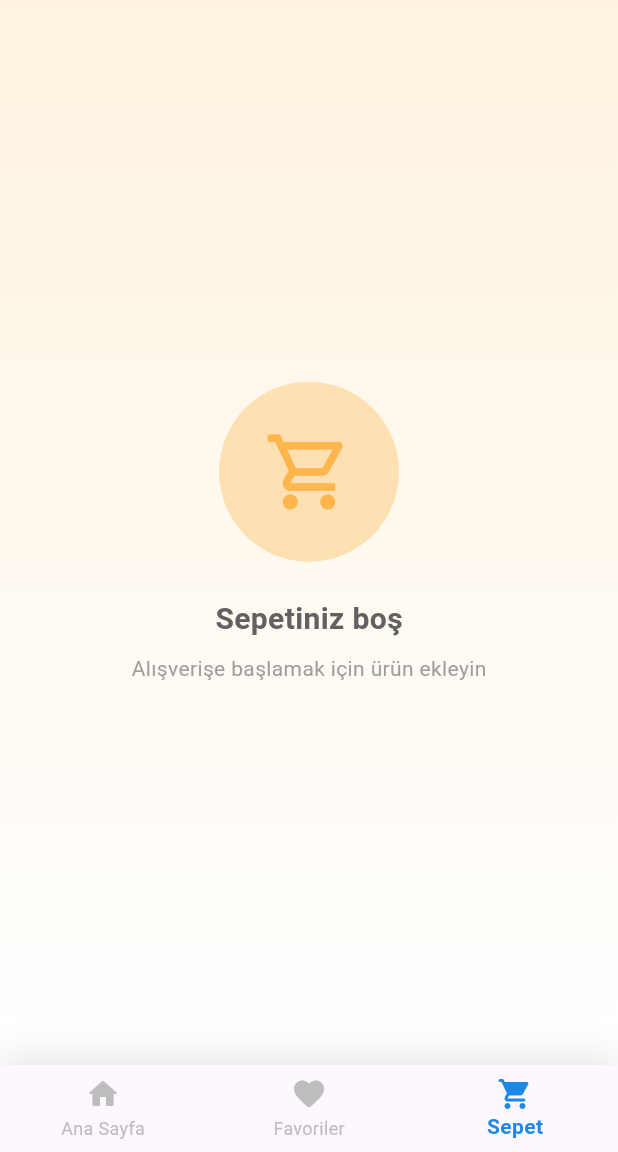
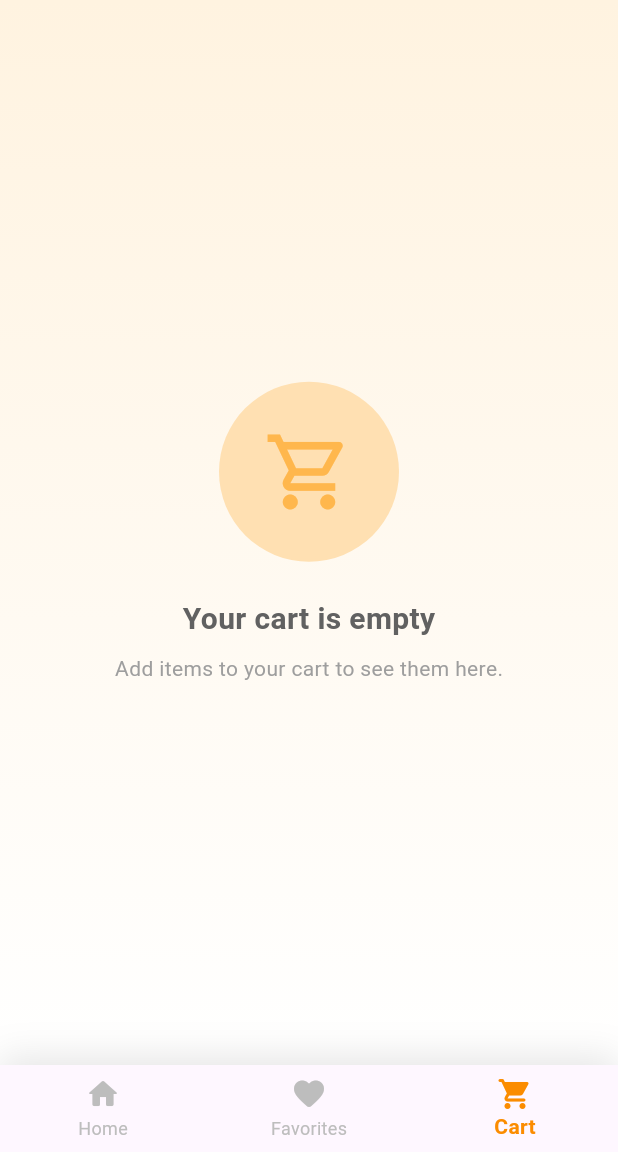
Before and after one commit to envertunasonmez/E-Commerce-App, a Flutter app: the screen it shows once a user with an empty profile is signed in, item 3 of the bottom bar chosen, on a phone screen of 412 x 824 dp, the part 84-1236 px from its top. Run offline on Flutter 3.47's test engine with Material 3 defaults, Android fonts, the phone set to English and light mode, and no system bars; our stand-ins replace firebase_auth, firebase_core, flutter_bloc, lottie; accounts and stored records are empty; network calls fail.

Commit message:
fix - text from turkish to english

```diff
--- a/lib/view/cart_view.dart
+++ b/lib/view/cart_view.dart
@@ -25,7 +25,6 @@ class CartView extends StatelessWidget {
             child: Column(
               mainAxisSize: MainAxisSize.min,
               children: [
-                // Lottie Animasyon
                 SizedBox(
                   width: 200,
                   height: 200,
@@ -36,7 +35,7 @@ class CartView extends StatelessWidget {
                 ),
                 const SizedBox(height: 16),
                 Text(
-                  "Satın Alma Başarılı!",
+                  "Purchase Successful!",
                   style: TextStyle(
                     fontSize: 24,
                     fontWeight: FontWeight.bold,
@@ -45,7 +44,7 @@ class CartView extends StatelessWidget {
                 ),
                 const SizedBox(height: 12),
                 Text(
-                  "Siparişiniz başarıyla oluşturuldu.",
+                  "Thank you for your purchase. Your order is being processed.",
                   textAlign: TextAlign.center,
                   style: TextStyle(fontSize: 15, color: Colors.grey.shade600),
                 ),
@@ -67,7 +66,7 @@ class CartView extends StatelessWidget {
                       ),
                     ),
                     child: const Text(
-                      "Tamam",
+                      "Continue Shopping",
                       style: TextStyle(
                         fontSize: 16,
                         fontWeight: FontWeight.w600,
@@ -115,7 +114,7 @@ class CartView extends StatelessWidget {
                   ),
                   const SizedBox(height: 24),
                   Text(
-                    "Sepetiniz boş",
+                    "Your cart is empty",
                     style: TextStyle(
                       fontSize: 20,
                       fontWeight: FontWeight.bold,
@@ -124,7 +123,7 @@ class CartView extends StatelessWidget {
                   ),
                   const SizedBox(height: 8),
                   Text(
-                    "Alışverişe başlamak için ürün ekleyin",
+                    "Add items to your cart to see them here.",
                     style: TextStyle(fontSize: 14, color: Colors.grey.shade500),
                   ),
                 ],
@@ -147,7 +146,6 @@ class CartView extends StatelessWidget {
           ),
           child: Column(
             children: [
-              // Header
               Padding(
                 padding: const EdgeInsets.all(24.0),
                 child: Row(
@@ -157,7 +155,7 @@ class CartView extends StatelessWidget {
                       crossAxisAlignment: CrossAxisAlignment.start,
                       children: [
                         Text(
-                          "Sepetim",
+                          "My Cart",
                           style: TextStyle(
                             fontSize: 28,
                             fontWeight: FontWeight.bold,
@@ -166,7 +164,7 @@ class CartView extends StatelessWidget {
                         ),
                         const SizedBox(height: 4),
                         Text(
-                          "${cart.length} ürün",
+                          "${cart.length} items",
                           style: TextStyle(
                             fontSize: 15,
                             color: Colors.grey.shade600,
@@ -177,7 +175,6 @@ class CartView extends StatelessWidget {
                   ],
                 ),
               ),
-              // Ürün listesi
               Expanded(
                 child: ListView.builder(
                   padding: const EdgeInsets.symmetric(horizontal: 16),
@@ -201,7 +198,6 @@ class CartView extends StatelessWidget {
                         padding: const EdgeInsets.all(12.0),
                         child: Row(
                           children: [
-                            // Ürün görseli
                             Container(
                               width: 80,
                               height: 80,
@@ -218,7 +214,6 @@ class CartView extends StatelessWidget {
                               ),
                             ),
                             const SizedBox(width: 12),
-                            // Ürün bilgileri
                             Expanded(
                               child: Column(
                                 crossAxisAlignment: CrossAxisAlignment.start,
@@ -254,7 +249,7 @@ class CartView extends StatelessWidget {
                                 ScaffoldMessenger.of(context).showSnackBar(
                                   SnackBar(
                                     content: Text(
-                                      "${product.title} sepetten çıkarıldı",
+                                      "${product.title} removed from cart",
                                     ),
                                     duration: const Duration(milliseconds: 800),
                                     backgroundColor: Colors.grey.shade700,
@@ -283,7 +278,6 @@ class CartView extends StatelessWidget {
                   },
                 ),
               ),
-              // Sepet özeti ve satın al
               Container(
                 width: double.infinity,
                 decoration: BoxDecoration(
@@ -304,12 +298,11 @@ class CartView extends StatelessWidget {
                   child: Column(
                     crossAxisAlignment: CrossAxisAlignment.stretch,
                     children: [
-                      // Ara toplam
                       Row(
                         mainAxisAlignment: MainAxisAlignment.spaceBetween,
                         children: [
                           Text(
-                            "Ara Toplam:",
+                            "Subtotal:",
                             style: TextStyle(
                               fontSize: 15,
                               color: Colors.grey.shade700,
@@ -331,7 +324,7 @@ class CartView extends StatelessWidget {
                         mainAxisAlignment: MainAxisAlignment.spaceBetween,
                         children: [
                           Text(
-                            "Kargo:",
+                            "Cargo:",
                             style: TextStyle(
                               fontSize: 15,
                               color: Colors.grey.shade700,
@@ -339,7 +332,7 @@ class CartView extends StatelessWidget {
                           ),
                           Text(
                             shipping == 0
-                                ? "Ücretsiz"
+                                ? "Free"
                                 : "\$${shipping.toStringAsFixed(2)}",
                             style: TextStyle(
                               fontSize: 15,
@@ -369,7 +362,7 @@ class CartView extends StatelessWidget {
                               const SizedBox(width: 8),
                               Expanded(
                                 child: Text(
-                                  "\$${(500 - subtotal).toStringAsFixed(2)} daha alışveriş yapın, kargo ücretsiz!",
+                                  "\$${(500 - subtotal).toStringAsFixed(2)} more to get free shipping!",
                                   style: TextStyle(
                                     fontSize: 12,
                                     color: Colors.orange.shade700,
@@ -388,12 +381,11 @@ class CartView extends StatelessWidget {
                           color: Colors.grey.shade200,
                         ),
                       ),
-                      // Toplam
                       Row(
                         mainAxisAlignment: MainAxisAlignment.spaceBetween,
                         children: [
                           Text(
-                            "Toplam:",
+                            "Total:",
                             style: TextStyle(
                               fontSize: 18,
                               fontWeight: FontWeight.bold,
@@ -411,7 +403,6 @@ class CartView extends StatelessWidget {
                         ],
                       ),
                       const SizedBox(height: 20),
-                      // Satın Al Butonu
                       SizedBox(
                         height: 56,
                         child: ElevatedButton(
@@ -430,7 +421,7 @@ class CartView extends StatelessWidget {
                               Icon(Icons.payment_rounded, size: 22),
                               SizedBox(width: 8),
                               Text(
-                                "Satın Al",
+                                "Buy Now",
                                 style: TextStyle(
                                   fontSize: 16,
                                   fontWeight: FontWeight.bold,
--- a/lib/view/favorites_view.dart
+++ b/lib/view/favorites_view.dart
@@ -12,10 +12,8 @@ class FavoritesView extends StatelessWidget {
     return BlocBuilder<FavoritesCubit, List<Product>>(
       builder: (context, favorites) {
         if (favorites.isEmpty) {
-          return const Center(child: Text("Henüz favoriniz yok"));
+          return const Center(child: Text("No favorites added yet."));
         }
-
-        // Ekran genişliğine göre grid sütunlarını ayarla
         final width = MediaQuery.of(context).size.width;
         int crossAxisCount = 2;
         if (width > 1200) {
@@ -30,7 +28,7 @@ class FavoritesView extends StatelessWidget {
             crossAxisCount: crossAxisCount,
             crossAxisSpacing: 16,
             mainAxisSpacing: 16,
-            childAspectRatio: 0.65, // 🔥 görseli daha uzun gösterecek
+            childAspectRatio: 0.65,
           ),
           itemCount: favorites.length,
           itemBuilder: (context, i) {
@@ -45,9 +43,8 @@ class FavoritesView extends StatelessWidget {
                   Column(
                     crossAxisAlignment: CrossAxisAlignment.stretch,
                     children: [
-                      // Ürün görseli
                       Expanded(
-                        flex: 3, // 🔥 görsel uzunluğu artırıldı
+                        flex: 3,
                         child: ClipRRect(
                           borderRadius: const BorderRadius.vertical(
                             top: Radius.circular(16),
@@ -59,7 +56,6 @@ class FavoritesView extends StatelessWidget {
                           ),
                         ),
                       ),
-                      // Başlık
                       Padding(
                         padding: const EdgeInsets.all(8.0),
                         child: Text(
@@ -72,7 +68,6 @@ class FavoritesView extends StatelessWidget {
                           ),
                         ),
                       ),
-                      // Fiyat
                       Padding(
                         padding: const EdgeInsets.symmetric(horizontal: 8.0),
                         child: Text(
@@ -85,7 +80,6 @@ class FavoritesView extends StatelessWidget {
                         ),
                       ),
                       const SizedBox(height: 6),
-                      // Sepete ekle butonu
                       Padding(
                         padding: const EdgeInsets.symmetric(horizontal: 8.0),
                         child: ElevatedButton(
@@ -94,7 +88,7 @@ class FavoritesView extends StatelessWidget {
                             ScaffoldMessenger.of(context).showSnackBar(
                               SnackBar(
                                 content: Text(
-                                  "${product.title} sepete eklendi",
+                                  "${product.title} added to cart",
                                 ),
                                 duration: const Duration(milliseconds: 800),
                               ),
@@ -105,7 +99,7 @@ class FavoritesView extends StatelessWidget {
                             minimumSize: const Size.fromHeight(36),
                           ),
                           child: const Text(
-                            "Sepete Ekle",
+                            "Add to Cart",
                             style: TextStyle(
                               fontSize: 13,
                               fontWeight: FontWeight.w600,
@@ -116,7 +110,6 @@ class FavoritesView extends StatelessWidget {
                       const SizedBox(height: 8),
                     ],
                   ),
-                  // Çöp kutusu ikonu (favorilerden çıkar)
                   Positioned(
                     top: 8,
                     right: 8,
@@ -126,7 +119,7 @@ class FavoritesView extends StatelessWidget {
                         ScaffoldMessenger.of(context).showSnackBar(
                           SnackBar(
                             content: Text(
-                              "${product.title} favorilerden çıkarıldı",
+                              "${product.title} removed from favorites",
                             ),
                             duration: const Duration(milliseconds: 800),
                           ),
--- a/lib/view/main_view.dart
+++ b/lib/view/main_view.dart
@@ -55,7 +55,7 @@ class MainView extends StatelessWidget {
                           fit: BoxFit.cover,
                         ),
                         Text(
-                          "Kategoriler",
+                          "CATEGORIES",
                           style: TextStyle(
                             fontSize: 28,
                             fontWeight: FontWeight.bold,
@@ -64,7 +64,7 @@ class MainView extends StatelessWidget {
                         ),
                         const SizedBox(height: 8),
                         Text(
-                          "Alışverişe başlamak için bir kategori seçin",
+                          "Start shopping by selecting a category",
                           style: TextStyle(
                             fontSize: 15,
                             color: Colors.grey.shade600,
@@ -188,6 +188,12 @@ class MainView extends StatelessWidget {
       const CartView(),
     ];
 
+    final navbarColors = [
+      Colors.blue.shade600,
+      Colors.pink.shade400,
+      Colors.orange.shade600,
+    ];
+
     return BlocBuilder<NavigationCubit, int>(
       builder: (context, currentIndex) {
         return Scaffold(
@@ -216,7 +222,7 @@ class MainView extends StatelessWidget {
             child: BottomNavigationBar(
               currentIndex: currentIndex,
               onTap: (i) => context.read<NavigationCubit>().setIndex(i),
-              selectedItemColor: Colors.blue.shade600,
+              selectedItemColor: navbarColors[currentIndex],
               unselectedItemColor: Colors.grey.shade400,
               selectedLabelStyle: const TextStyle(fontWeight: FontWeight.w600),
               type: BottomNavigationBarType.fixed,
@@ -224,15 +230,15 @@ class MainView extends StatelessWidget {
               items: const [
                 BottomNavigationBarItem(
                   icon: Icon(Icons.home_rounded),
-                  label: "Ana Sayfa",
+                  label: "Home",
                 ),
                 BottomNavigationBarItem(
                   icon: Icon(Icons.favorite_rounded),
-                  label: "Favoriler",
+                  label: "Favorites",
                 ),
                 BottomNavigationBarItem(
                   icon: Icon(Icons.shopping_cart_rounded),
-                  label: "Sepet",
+                  label: "Cart",
                 ),
               ],
             ),
```
